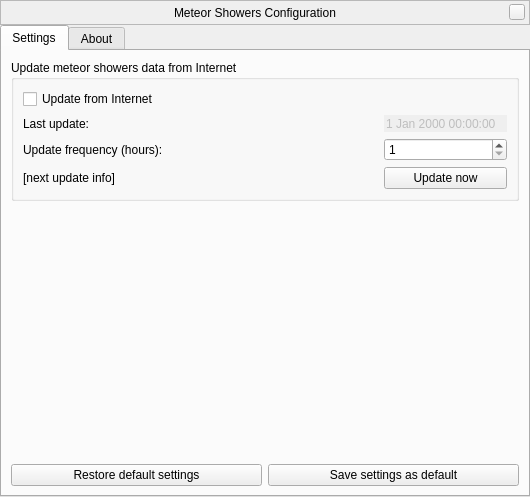
Above: plugins/MeteorShowers/src/gui/meteorShowerDialog.ui from 519984307/stellarium_src before the change. Below: the same form after it.
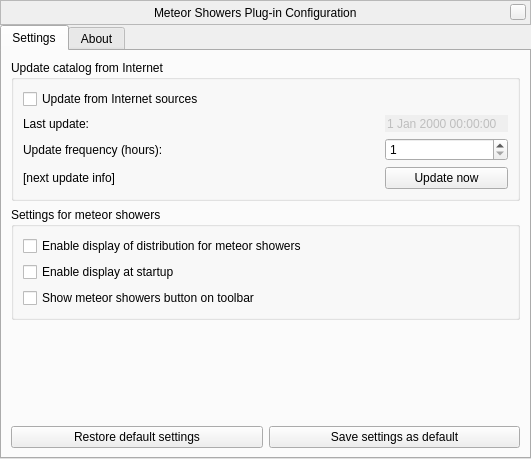
That is the form after the change. Custom widgets are drawn as their Qt base class.

Commit message: Improvements in config window - New checkboxes

Patch:
```diff
--- a/plugins/MeteorShowers/src/gui/meteorShowerDialog.ui
+++ b/plugins/MeteorShowers/src/gui/meteorShowerDialog.ui
@@ -6,8 +6,8 @@
    <rect>
     <x>0</x>
     <y>0</y>
-    <width>528</width>
-    <height>497</height>
+    <width>531</width>
+    <height>459</height>
    </rect>
   </property>
   <property name="windowTitle">
@@ -23,7 +23,7 @@
    <item>
     <widget class="BarFrame" name="TitleBar">
      <property name="sizePolicy">
-      <sizepolicy hsizetype="Fixed" vsizetype="Fixed">
+      <sizepolicy hsizetype="Expanding" vsizetype="Fixed">
        <horstretch>0</horstretch>
        <verstretch>0</verstretch>
       </sizepolicy>
@@ -36,7 +36,7 @@
      </property>
      <property name="maximumSize">
       <size>
-       <width>530</width>
+       <width>16777215</width>
        <height>25</height>
       </size>
      </property>
@@ -81,7 +81,7 @@
       <item>
        <widget class="QLabel" name="stelWindowTitle">
         <property name="text">
-         <string>Meteor Showers Configuration</string>
+         <string>Meteor Showers Plug-in Configuration</string>
         </property>
        </widget>
       </item>
@@ -139,7 +139,7 @@
        <item>
         <widget class="QGroupBox" name="updatesGroup">
          <property name="title">
-          <string>Update meteor showers data from Internet</string>
+          <string>Update catalog from Internet</string>
          </property>
          <property name="flat">
           <bool>true</bool>
@@ -151,7 +151,7 @@
           <item>
            <widget class="QCheckBox" name="internetUpdatesCheckbox">
             <property name="text">
-             <string>Update from Internet</string>
+             <string>Update from Internet sources</string>
             </property>
            </widget>
           </item>
@@ -229,6 +229,42 @@
          </layout>
         </widget>
        </item>
+       <item>
+        <widget class="QGroupBox" name="displayBox">
+         <property name="title">
+          <string>Settings for meteor showers</string>
+         </property>
+         <property name="flat">
+          <bool>true</bool>
+         </property>
+         <layout class="QVBoxLayout" name="verticalLayout">
+          <item>
+           <widget class="QCheckBox" name="displayModeCheckBox">
+            <property name="toolTip">
+             <string/>
+            </property>
+            <property name="text">
+             <string>Enable display of distribution for meteor showers</string>
+            </property>
+           </widget>
+          </item>
+          <item>
+           <widget class="QCheckBox" name="displayAtStartupCheckBox">
+            <property name="text">
+             <string>Enable display at startup</string>
+            </property>
+           </widget>
+          </item>
+          <item>
+           <widget class="QCheckBox" name="displayShowMeteorShowerButton">
+            <property name="text">
+             <string>Show meteor showers button on toolbar</string>
+            </property>
+           </widget>
+          </item>
+         </layout>
+        </widget>
+       </item>
        <item>
         <spacer name="verticalSpacer_3">
          <property name="orientation">
```
Left out of the diff: 13 changed lines with no effect on the pictures. The commit also changes 4 other files.
